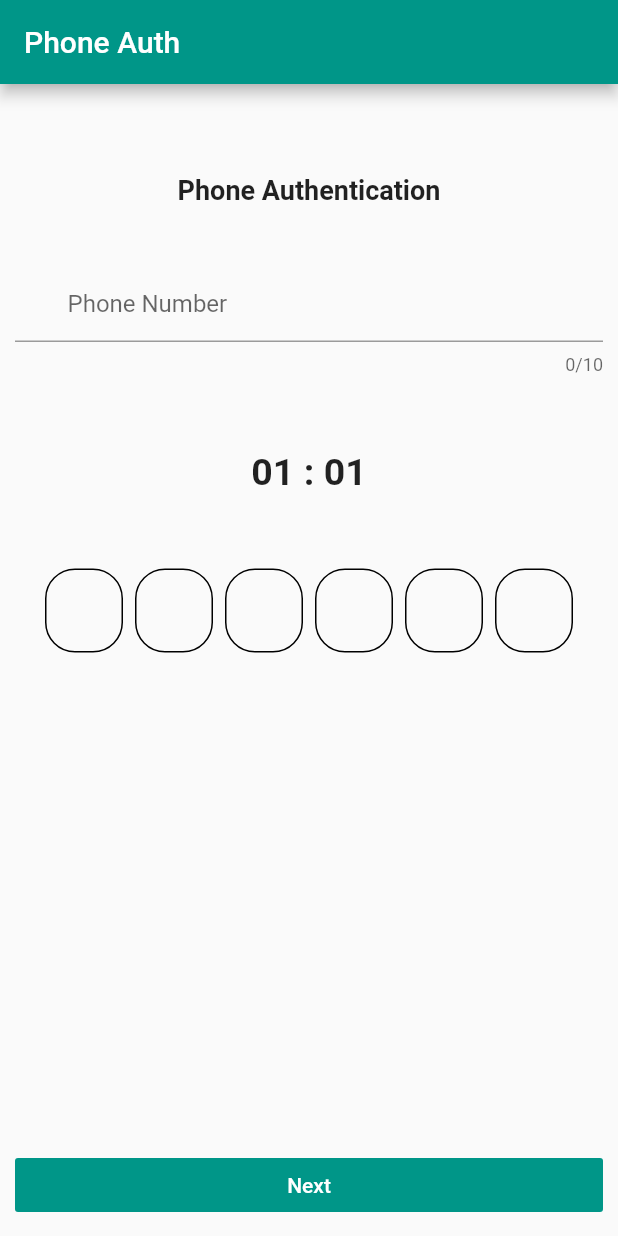
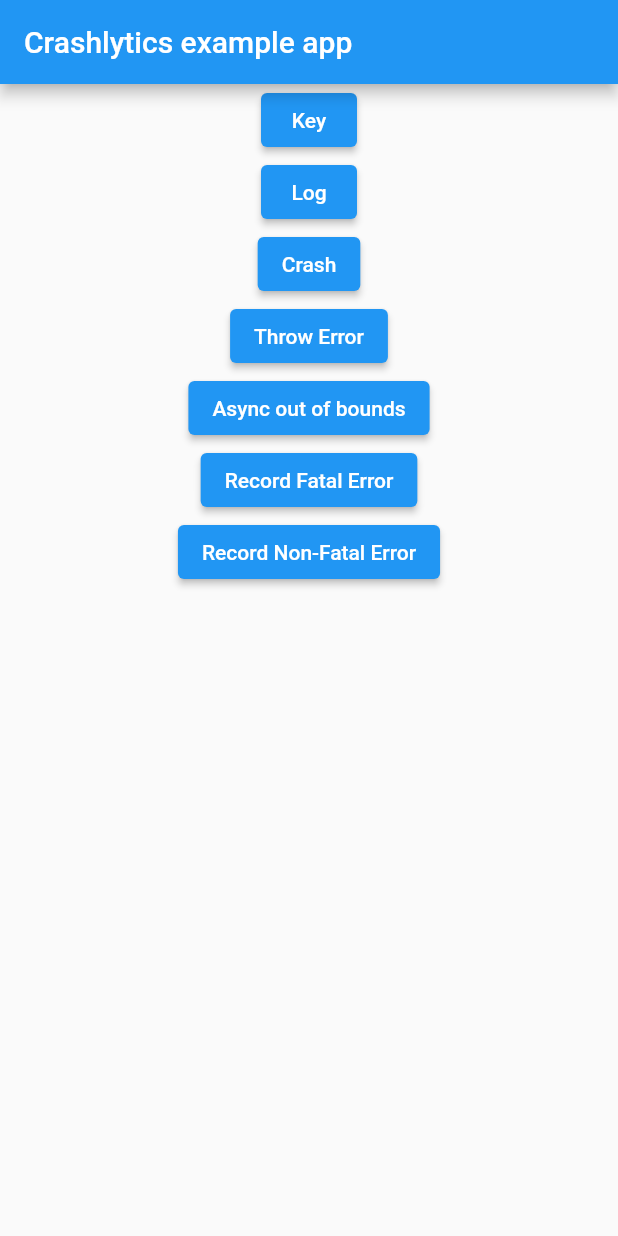
Before and after one commit to akashkoffeekodes/Firebase, a Flutter app: the screen it shows after launch, on a phone screen of 412 x 824 dp. Run offline on Flutter 3.47's test engine with Material 2 defaults, Android fonts, the phone set to English and light mode, and no system bars; drawn by our look-alikes of pinput; our stand-ins replace cloud_firestore, firebase_auth, firebase_core, firebase_crashlytics, flutter_signin_button, google_sign_in; missing offline and left inert: alt_sms_autofill, email_auth, flutter_login_facebook, twitter_login; accounts and stored records are empty.

Commit message:
6:15    8/8/2022

```diff
--- /dev/null
+++ b/lib/crashanalytic/crashanalytic.dart
@@ -0,0 +1,202 @@
+import 'package:firebase_crashlytics/firebase_crashlytics.dart';
+import 'package:flutter/foundation.dart';
+import 'package:flutter/material.dart';
+import 'dart:async';
+import 'dart:io';
+
+
+const _kShouldTestAsyncErrorOnInit = false;
+const _kTestingCrashlytics = true;
+
+class Crash_anlytic extends StatefulWidget {
+  const Crash_anlytic({Key key}) : super(key: key);
+
+  @override
+  State<Crash_anlytic> createState() => _Crash_anlyticState();
+}
+
+class _Crash_anlyticState extends State<Crash_anlytic>  {
+   Future<void> _initializeFlutterFireFuture;
+
+  Future<void> _testAsyncErrorOnInit() async {
+    Future<void>.delayed(const Duration(seconds: 2), () {
+      final List<int> list = <int>[];
+      print(list[100]);
+    });
+  }
+
+  // Define an async function to initialize FlutterFire
+  Future<void> _initializeFlutterFire() async {
+    if (_kTestingCrashlytics) {
+      // Force enable crashlytics collection enabled if we're testing it.
+      await FirebaseCrashlytics.instance.setCrashlyticsCollectionEnabled(true);
+    } else {
+      // Else only enable it in non-debug builds.
+      // You could additionally extend this to allow users to opt-in.
+      await FirebaseCrashlytics.instance
+          .setCrashlyticsCollectionEnabled(!kDebugMode);
+    }
+
+    if (_kShouldTestAsyncErrorOnInit) {
+      await _testAsyncErrorOnInit();
+    }
+  }
+
+  @override
+  void initState() {
+    super.initState();
+    _initializeFlutterFireFuture = _initializeFlutterFire();
+  }
+
+  @override
+  Widget build(BuildContext context) {
+    return MaterialApp(
+      home: Scaffold(
+        appBar: AppBar(
+          title: const Text('Crashlytics example app'),
+        ),
+        body: FutureBuilder(
+          future: _initializeFlutterFireFuture,
+          builder: (context, snapshot) {
+            switch (snapshot.connectionState) {
+              case ConnectionState.done:
+                if (snapshot.hasError) {
+                  return Center(
+                    child: Text('Error: ${snapshot.error}'),
+                  );
+                }
+                return Center(
+                  child: Column(
+                    children: <Widget>[
+                      ElevatedButton(
+                        onPressed: () {
+                          FirebaseCrashlytics.instance
+                              .setCustomKey('example', 'flutterfire');
+                          ScaffoldMessenger.of(context)
+                              .showSnackBar(const SnackBar(
+                            content: Text(
+                                'Custom Key "example: flutterfire" has been set \n'
+                                    'Key will appear in Firebase Console once an error has been reported.'),
+                            duration: Duration(seconds: 5),
+                          ));
+                        },
+                        child: const Text('Key'),
+                      ),
+                      ElevatedButton(
+                        onPressed: () {
+                          FirebaseCrashlytics.instance
+                              .log('This is a log example');
+                          ScaffoldMessenger.of(context)
+                              .showSnackBar(const SnackBar(
+                            content: Text(
+                                'The message "This is a log example" has been logged \n'
+                                    'Message will appear in Firebase Console once an error has been reported.'),
+                            duration: Duration(seconds: 5),
+                          ));
+                        },
+                        child: const Text('Log'),
+                      ),
+                      ElevatedButton(
+                        onPressed: () async {
+                          ScaffoldMessenger.of(context)
+                              .showSnackBar(const SnackBar(
+                            content: Text('App will crash is 5 seconds \n'
+                                'Please reopen to send data to Crashlytics'),
+                            duration: Duration(seconds: 5),
+                          ));
+
+                          // Delay crash for 5 seconds
+                          sleep(const Duration(seconds: 5));
+
+                          // Use FirebaseCrashlytics to throw an error. Use this for
+                          // confirmation that errors are being correctly reported.
+                          FirebaseCrashlytics.instance.crash();
+                        },
+                        child: const Text('Crash'),
+                      ),
+                      ElevatedButton(
+                        onPressed: () {
+                          ScaffoldMessenger.of(context)
+                              .showSnackBar(const SnackBar(
+                            content: Text(
+                                'Thrown error has been caught and sent to Crashlytics.'),
+                            duration: Duration(seconds: 5),
+                          ));
+
+                          // Example of thrown error, it will be caught and sent to
+                          // Crashlytics.
+                          throw StateError('Uncaught error thrown by app');
+                        },
+                        child: const Text('Throw Error'),
+                      ),
+                      ElevatedButton(
+                        onPressed: () {
+                          ScaffoldMessenger.of(context)
+                              .showSnackBar(const SnackBar(
+                            content: Text(
+                                'Uncaught Exception that is handled by second parameter of runZonedGuarded.'),
+                            duration: Duration(seconds: 5),
+                          ));
+
+                          // Example of an exception that does not get caught
+                          // by `FlutterError.onError` but is caught by
+                          // `runZonedGuarded`.
+                          runZonedGuarded(() {
+                            Future<void>.delayed(const Duration(seconds: 2),
+                                    () {
+                                  final List<int> list = <int>[];
+                                  print(list[100]);
+                                });
+                          }, FirebaseCrashlytics.instance.recordError);
+                        },
+                        child: const Text('Async out of bounds'),
+                      ),
+                      ElevatedButton(
+                        onPressed: () async {
+                          try {
+                            ScaffoldMessenger.of(context)
+                                .showSnackBar(const SnackBar(
+                              content: Text('Recorded Error'),
+                              duration: Duration(seconds: 5),
+                            ));
+                            throw Error();
+                          } catch (e, s) {
+                            // "reason" will append the word "thrown" in the
+                            // Crashlytics console.
+                            await FirebaseCrashlytics.instance.recordError(e, s,
+                                reason: 'as an example of fatal error',
+                                fatal: true);
+                          }
+                        },
+                        child: const Text('Record Fatal Error'),
+                      ),
+                      ElevatedButton(
+                        onPressed: () async {
+                          try {
+                            ScaffoldMessenger.of(context)
+                                .showSnackBar(const SnackBar(
+                              content: Text('Recorded Error'),
+                              duration: Duration(seconds: 5),
+                            ));
+                            throw Error();
+                          } catch (e, s) {
+                            // "reason" will append the word "thrown" in the
+                            // Crashlytics console.
+                            await FirebaseCrashlytics.instance.recordError(e, s,
+                                reason: 'as an example of non-fatal error');
+                          }
+                        },
+                        child: const Text('Record Non-Fatal Error'),
+                      ),
+                    ],
+                  ),
+                );
+              default:
+                return const Center(child: Text('Loading'));
+            }
+          },
+        ),
+      ),
+    );
+  }
+}
--- a/lib/main.dart
+++ b/lib/main.dart
@@ -1,13 +1,12 @@
-import 'package:firebase/detail.dart';
+import 'package:firebase/crashanalytic/crashanalytic.dart';
 import 'package:firebase/login.dart';
-import 'package:firebase/mobile_otp/loginmobile.dart';
 import 'package:firebase/start.dart';
 import 'package:flutter/material.dart';
 import 'package:firebase_core/firebase_core.dart';
+import 'signup.dart';
 
 
-import 'email_verify_link/sendSignInLinkToEmail.dart';
-import 'signup.dart';
+
 
 void main() async{
   WidgetsFlutterBinding.ensureInitialized();
@@ -26,18 +25,15 @@ class MyApp extends StatelessWidget {
       debugShowCheckedModeBanner: false,
       title: 'Firebase Example',
       theme: ThemeData(
-
-
         primarySwatch: Colors.teal,
       ),
-      home:  LoginScreen(),
+      home:  Crash_anlytic(),
 
-      // routes: <String,WidgetBuilder>{
-      //
-      //   "Login" : (BuildContext context)=>Login(),
-      //   "SignUp":(BuildContext context)=>SignUp(),
-      //   "start":(BuildContext context)=>Start(),
-      // },
+      routes: <String,WidgetBuilder>{
+        "Login" : (BuildContext context)=>Login(),
+        "SignUp":(BuildContext context)=>SignUp(),
+        "start":(BuildContext context)=>Start(),
+      },
 
     );
   }
--- a/lib/mobile_otp/loginmobile.dart
+++ b/lib/mobile_otp/loginmobile.dart
@@ -261,10 +261,10 @@ class _LoginScreenState extends State<LoginScreen> {
               .signInWithCredential(credential)
               .then((value) async {
             if (value.user != null) {
-              print("Sucessfull Login");
+
               // Navigator.pushAndRemoveUntil(
               //     context,
-              //     MaterialPageRoute(builder: (context) => AddDetail()),
+              //     MaterialPageRoute(builder: (context) => Home()),
               //         (route) => false);
             }
           }).catchError((error) {});
--- a/lib/mobile_otp/mobilehome.dart
+++ b/lib/mobile_otp/mobilehome.dart
@@ -1,4 +1,5 @@
 import 'package:firebase/mobile_otp/loginmobile.dart';
+import 'package:firebase/start.dart';
 import 'package:firebase_auth/firebase_auth.dart';
 import 'package:flutter/material.dart';
 
@@ -22,7 +23,7 @@ class _HomeState extends State<Home> {
               await FirebaseAuth.instance.signOut();
               Navigator.pushAndRemoveUntil(
                   context,
-                  MaterialPageRoute(builder: (context) => LoginScreen()),
+                  MaterialPageRoute(builder: (context) => Start()),
                       (route) => false);
             },
           )
```
Also changed, not shown: lib/crashanalytic/firebaseoption.dart (added, +68 -0 lines), lib/models/note.dart (added, +9 -0 lines), pubspec.yaml (+6 -5 lines), pubspec.lock, 2 other files.
